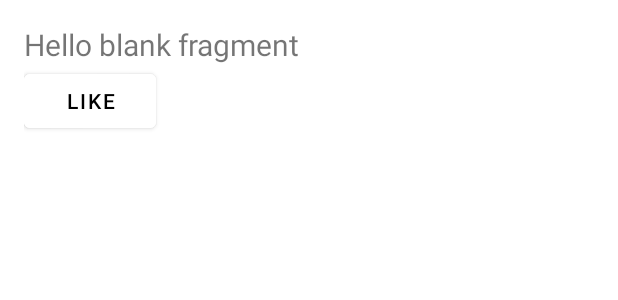
After one commit to alexp0111/AniTree, an Android app: the layout fragment_check_tree.xml on its own in the app's theme, with its tools: preview values and no code run, on a phone screen of 412 x 824 dp. The commit adds this screen. Shown: the top 300 px of the screen. Run offline under Robolectric (Android 15) with nearby library versions, the phone set to English and light mode, and no system bars.

Commit message:
TreeAdapter + test tree fragment

```diff
--- a/app/src/main/res/layout/fragment_anime.xml
+++ b/app/src/main/res/layout/fragment_anime.xml
@@ -58,8 +58,8 @@
                 android:layout_height="wrap_content"
                 android:text="Upload tree" />
 
-            <TextView
-                android:id="@+id/tv_trees"
+            <androidx.recyclerview.widget.RecyclerView
+                android:id="@+id/rv_trees"
                 android:layout_width="match_parent"
                 android:layout_height="wrap_content" />
         </LinearLayout>
--- /dev/null
+++ b/app/src/main/res/layout/fragment_check_tree.xml
@@ -0,0 +1,25 @@
+<?xml version="1.0" encoding="utf-8"?>
+<LinearLayout xmlns:android="http://schemas.android.com/apk/res/android"
+    xmlns:tools="http://schemas.android.com/tools"
+    android:layout_width="match_parent"
+    android:orientation="vertical"
+    android:padding="16dp"
+    android:layout_height="match_parent"
+    tools:context=".testUI.CheckTreeFragment">
+
+    <TextView
+        android:id="@+id/tv_tree"
+        android:textSize="20sp"
+        android:layout_width="match_parent"
+        android:layout_height="wrap_content"
+        android:text="@string/hello_blank_fragment" />
+
+    <Button
+        android:id="@+id/btn_like"
+        android:text="Like"
+        android:textColor="@color/black"
+        android:backgroundTint="@color/white"
+        android:layout_width="wrap_content"
+        android:layout_height="wrap_content" />
+
+</LinearLayout>
```
Also changed, not shown: app/src/main/java/com/ikbo0621/anitree/structure/Tree.kt (+24 -2 lines), app/src/main/java/com/ikbo0621/anitree/testUI/AnimeFragment.kt (+30 -2 lines), app/src/main/java/com/ikbo0621/anitree/testUI/CheckTreeFragment.kt (added, +46 -0 lines), app/src/main/java/com/ikbo0621/anitree/testUI/TreeAdapter.kt (added, +40 -0 lines), app/src/main/res/layout/item_tree.xml (added, +21 -0 lines).
